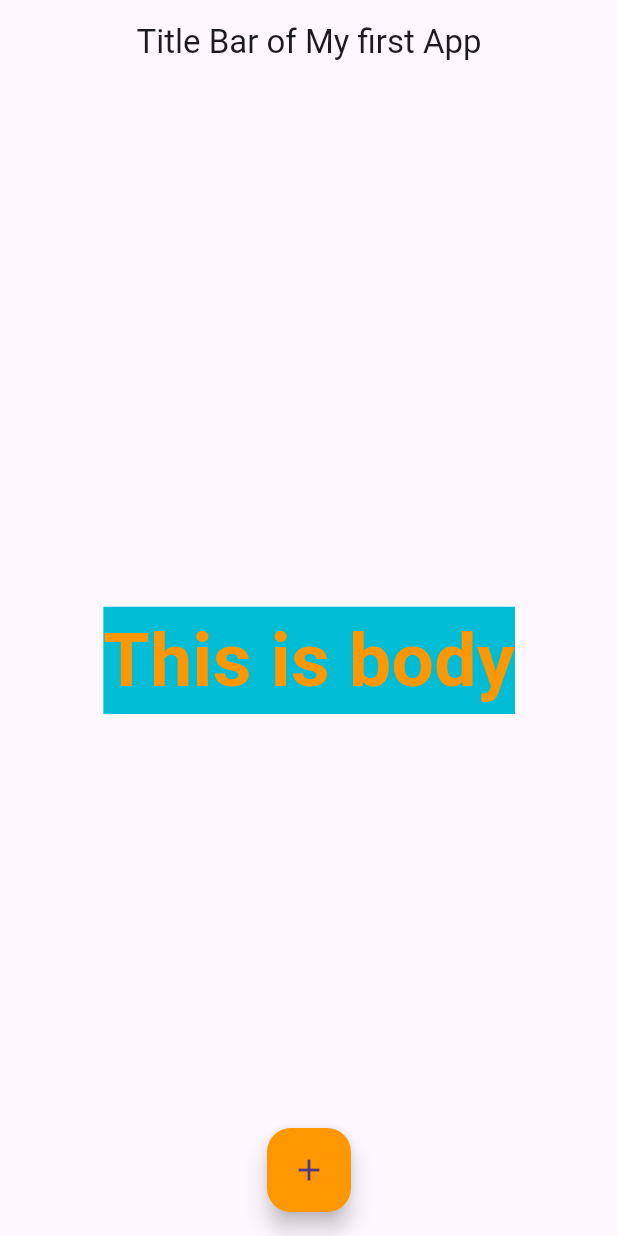
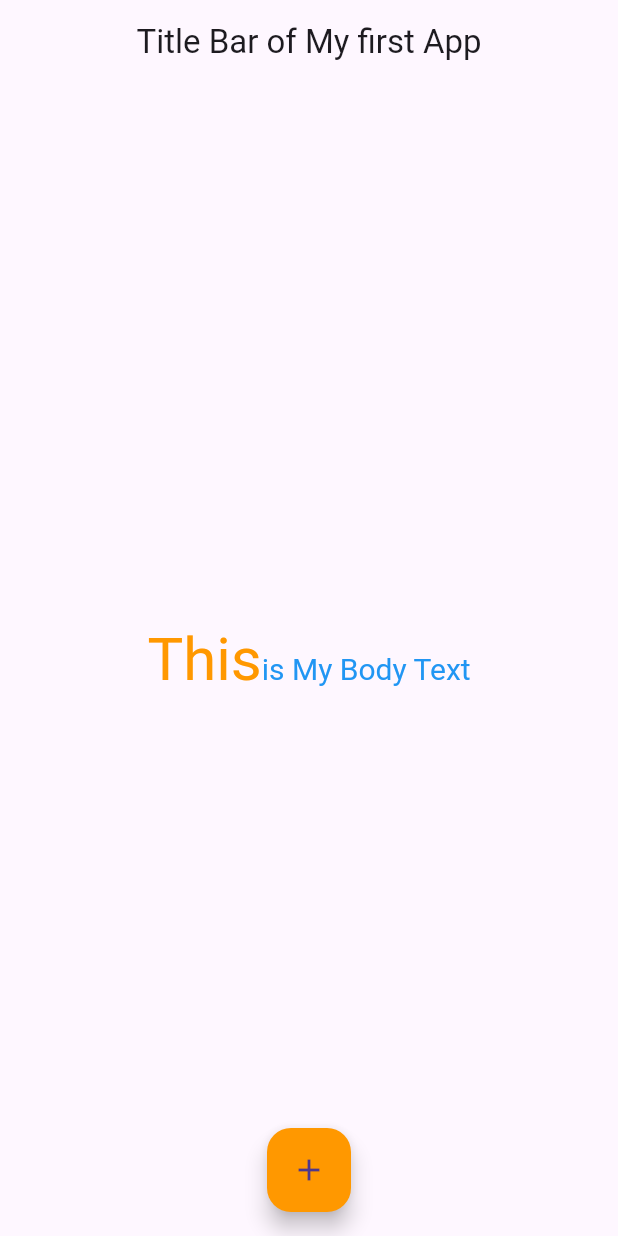
Before and after one commit to alkawsar1030/Flutter2025, a Flutter app: the screen it shows after launch, on a phone screen of 412 x 824 dp. Run offline on Flutter 3.47's test engine with Material 3 defaults, Android fonts, the phone set to English and light mode, and no system bars.

Commit message:
After Addint RichText inside body

```diff
--- a/lib/main.dart
+++ b/lib/main.dart
@@ -24,14 +24,14 @@ class App extends StatelessWidget {
   Widget build(BuildContext context) {
     return Scaffold(
         appBar: AppBar(title: Center(child: Text('Title Bar of My first App'))) ,
-      body: Center( child: Text("This is body",style: TextStyle(
-        fontSize: 50, color: Colors.orange, fontWeight:FontWeight.bold,backgroundColor:Colors.cyan
-
-
-      )
-
-
-        ,)),
+        body: Center(
+          child: RichText(text: TextSpan(
+            children: [
+              TextSpan(text: "This",style: TextStyle(color: Colors.orange,fontSize:40)),
+              TextSpan(text: "is My Body Text",style: TextStyle(color: Colors.blue,fontSize: 20))
+            ]
+          )),
+        ),
       floatingActionButton: FloatingActionButton(
         onPressed: () {
           // Action to perform when the button is pressed
@@ -44,10 +44,11 @@ class App extends StatelessWidget {
 
       ),
       floatingActionButtonLocation: FloatingActionButtonLocation.centerFloat, // Or .centerDocked
+    );
 
 
 
-    );
+
   }
 
  }
```
